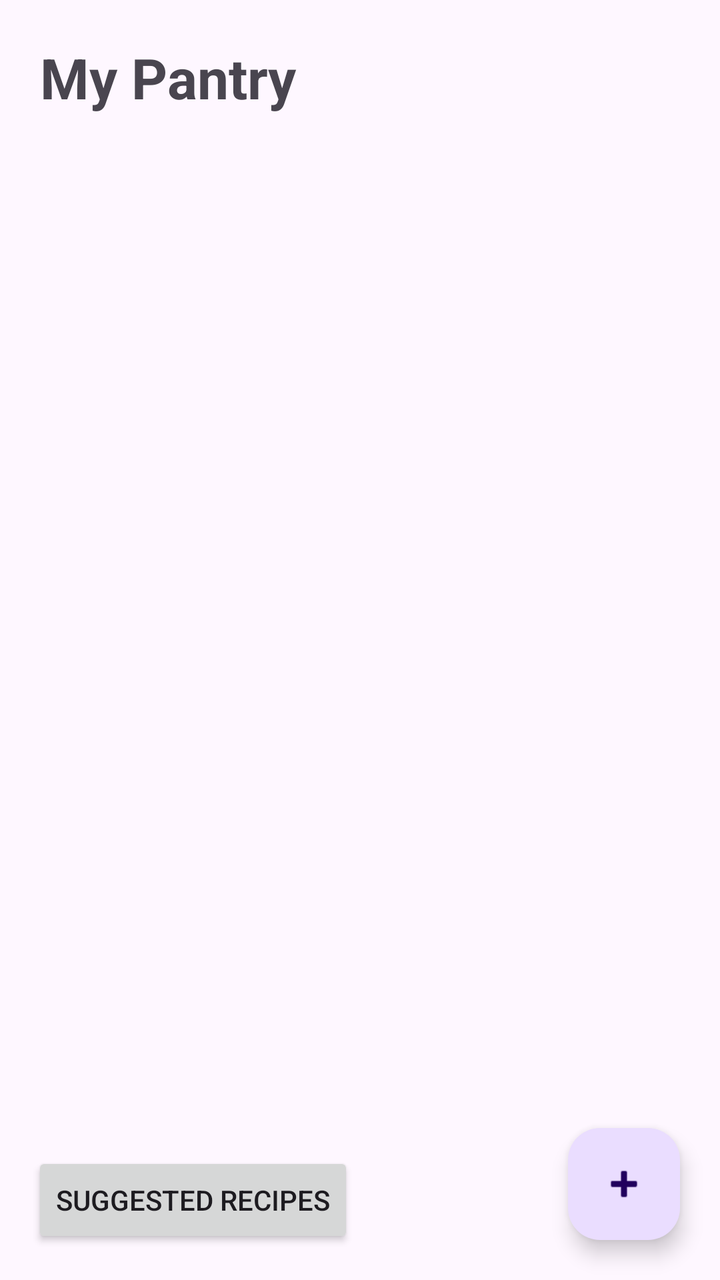
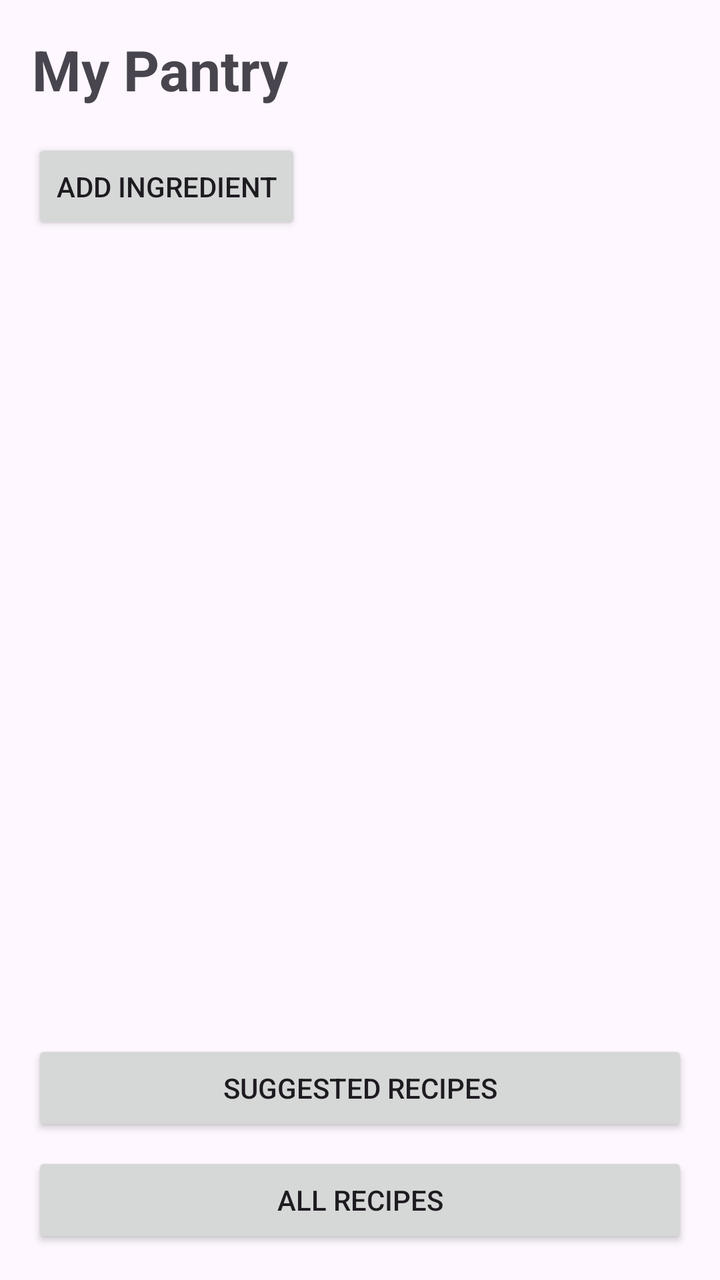

Compare the two renders of this Android layout. The source of the first and the diff that turns it into the second are given below.
<!-- AndroidManifest.xml: application theme Theme.SmartPantryManager -->
<!-- res/layout/activity_pantry_list.xml -->
<?xml version="1.0" encoding="utf-8"?>
<androidx.coordinatorlayout.widget.CoordinatorLayout
    xmlns:android="http://schemas.android.com/apk/res/android"
    xmlns:app="http://schemas.android.com/apk/res-auto"
    android:layout_width="match_parent"
    android:layout_height="match_parent">

    <LinearLayout
        android:layout_width="match_parent"
        android:layout_height="match_parent"
        android:orientation="vertical">

        <TextView
            android:id="@+id/textViewPantryTitle"
            android:layout_width="match_parent"
            android:layout_height="wrap_content"
            android:padding="20dp"
            android:text="My Pantry"
            android:textSize="28sp"
            android:textStyle="bold" />

        <androidx.recyclerview.widget.RecyclerView
            android:id="@+id/recyclerViewPantry"
            android:layout_width="match_parent"
            android:layout_height="0dp"
            android:layout_weight="1"
            android:padding="8dp"
            android:clipToPadding="false" />

    </LinearLayout>

    <com.google.android.material.floatingactionbutton.FloatingActionButton
        android:id="@+id/buttonAddIngredient"
        android:layout_width="wrap_content"
        android:layout_height="wrap_content"
        android:layout_margin="20dp"
        android:contentDescription="Add ingredient"
        android:src="@android:drawable/ic_input_add"
        android:layout_gravity="bottom|end" />

    <Button
        android:id="@+id/buttonSuggestedRecipes"
        android:layout_width="wrap_content"
        android:layout_height="wrap_content"
        android:layout_gravity="bottom|start"
        android:layout_margin="16dp"
        android:text="Suggested Recipes" />

</androidx.coordinatorlayout.widget.CoordinatorLayout>
<!-- resources referenced by this layout -->
<resources>
  <style name="Theme.SmartPantryManager" parent="Base.Theme.SmartPantryManager" />
  <style name="Base.Theme.SmartPantryManager" parent="Theme.Material3.DayNight.NoActionBar">
          
          
      </style>
</resources>

<!-- the commit's change to res/layout/activity_pantry_list.xml (unified diff, before → after) -->
@@ -1,49 +1,44 @@
 <?xml version="1.0" encoding="utf-8"?>
-<androidx.coordinatorlayout.widget.CoordinatorLayout
-    xmlns:android="http://schemas.android.com/apk/res/android"
-    xmlns:app="http://schemas.android.com/apk/res-auto"
+<LinearLayout xmlns:android="http://schemas.android.com/apk/res/android"
     android:layout_width="match_parent"
-    android:layout_height="match_parent">
+    android:layout_height="match_parent"
+    android:orientation="vertical"
+    android:padding="16dp">
 
-    <LinearLayout
+    <TextView
+        android:id="@+id/textViewPantryTitle"
         android:layout_width="match_parent"
-        android:layout_height="match_parent"
-        android:orientation="vertical">
+        android:layout_height="wrap_content"
+        android:text="My Pantry"
+        android:textSize="28sp"
+        android:textStyle="bold"
+        android:paddingBottom="16dp" />
 
-        <TextView
-            android:id="@+id/textViewPantryTitle"
-            android:layout_width="match_parent"
-            android:layout_height="wrap_content"
-            android:padding="20dp"
-            android:text="My Pantry"
-            android:textSize="28sp"
-            android:textStyle="bold" />
-
-        <androidx.recyclerview.widget.RecyclerView
-            android:id="@+id/recyclerViewPantry"
-            android:layout_width="match_parent"
-            android:layout_height="0dp"
-            android:layout_weight="1"
-            android:padding="8dp"
-            android:clipToPadding="false" />
-
-    </LinearLayout>
-
-    <com.google.android.material.floatingactionbutton.FloatingActionButton
+    <Button
         android:id="@+id/buttonAddIngredient"
         android:layout_width="wrap_content"
         android:layout_height="wrap_content"
-        android:layout_margin="20dp"
-        android:contentDescription="Add ingredient"
-        android:src="@android:drawable/ic_input_add"
-        android:layout_gravity="bottom|end" />
+        android:text="Add Ingredient" />
+
+    <androidx.recyclerview.widget.RecyclerView
+        android:id="@+id/recyclerViewPantry"
+        android:layout_width="match_parent"
+        android:layout_height="0dp"
+        android:layout_weight="1"
+        android:layout_marginTop="12dp"
+        android:layout_marginBottom="12dp" />
 
     <Button
         android:id="@+id/buttonSuggestedRecipes"
-        android:layout_width="wrap_content"
+        android:layout_width="match_parent"
         android:layout_height="wrap_content"
-        android:layout_gravity="bottom|start"
-        android:layout_margin="16dp"
         android:text="Suggested Recipes" />
 
-</androidx.coordinatorlayout.widget.CoordinatorLayout>
+    <Button
+        android:id="@+id/buttonAllRecipes"
+        android:layout_width="match_parent"
+        android:layout_height="wrap_content"
+        android:text="All Recipes"
+        android:layout_marginTop="8dp" />
+
+</LinearLayout>
